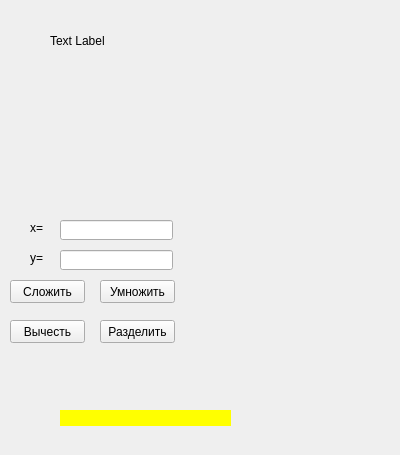
First picture: the form in win4/mainwindow.ui, repository VadimSerov/PyQt5, before the edit.
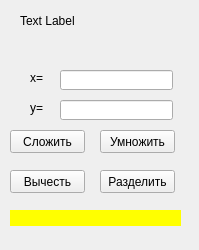
Second picture: the form after the edit.

Patch:
```diff
--- a/win4/mainwindow.ui
+++ b/win4/mainwindow.ui
@@ -6,8 +6,8 @@
    <rect>
     <x>0</x>
     <y>0</y>
-    <width>400</width>
-    <height>455</height>
+    <width>199</width>
+    <height>250</height>
    </rect>
   </property>
   <property name="windowTitle">
@@ -16,8 +16,8 @@
   <widget class="QLabel" name="label">
    <property name="geometry">
     <rect>
-     <x>50</x>
-     <y>30</y>
+     <x>20</x>
+     <y>10</y>
      <width>61</width>
      <height>21</height>
     </rect>
@@ -30,7 +30,7 @@
    <property name="geometry">
     <rect>
      <x>60</x>
-     <y>220</y>
+     <y>70</y>
      <width>113</width>
      <height>20</height>
     </rect>
@@ -40,7 +40,7 @@
    <property name="geometry">
     <rect>
      <x>60</x>
-     <y>250</y>
+     <y>100</y>
      <width>113</width>
      <height>20</height>
     </rect>
@@ -50,7 +50,7 @@
    <property name="geometry">
     <rect>
      <x>30</x>
-     <y>220</y>
+     <y>70</y>
      <width>21</width>
      <height>16</height>
     </rect>
@@ -63,7 +63,7 @@
    <property name="geometry">
     <rect>
      <x>30</x>
-     <y>250</y>
+     <y>100</y>
      <width>21</width>
      <height>16</height>
     </rect>
@@ -75,8 +75,8 @@
   <widget class="QLabel" name="label_4">
    <property name="geometry">
     <rect>
-     <x>60</x>
-     <y>410</y>
+     <x>10</x>
+     <y>210</y>
      <width>171</width>
      <height>16</height>
     </rect>
@@ -92,7 +92,7 @@
    <property name="geometry">
     <rect>
      <x>10</x>
-     <y>280</y>
+     <y>130</y>
      <width>75</width>
      <height>23</height>
     </rect>
@@ -105,7 +105,7 @@
    <property name="geometry">
     <rect>
      <x>100</x>
-     <y>280</y>
+     <y>130</y>
      <width>75</width>
      <height>23</height>
     </rect>
@@ -118,7 +118,7 @@
    <property name="geometry">
     <rect>
      <x>10</x>
-     <y>320</y>
+     <y>170</y>
      <width>75</width>
      <height>23</height>
     </rect>
@@ -131,7 +131,7 @@
    <property name="geometry">
     <rect>
      <x>100</x>
-     <y>320</y>
+     <y>170</y>
      <width>75</width>
      <height>23</height>
     </rect>
```
